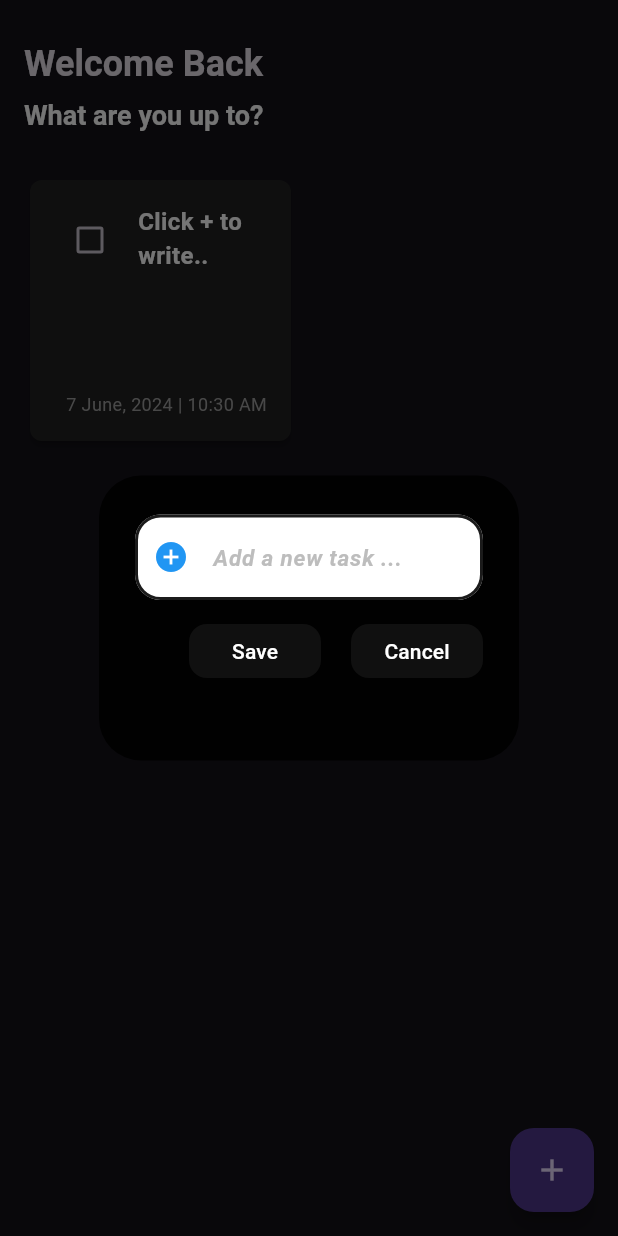
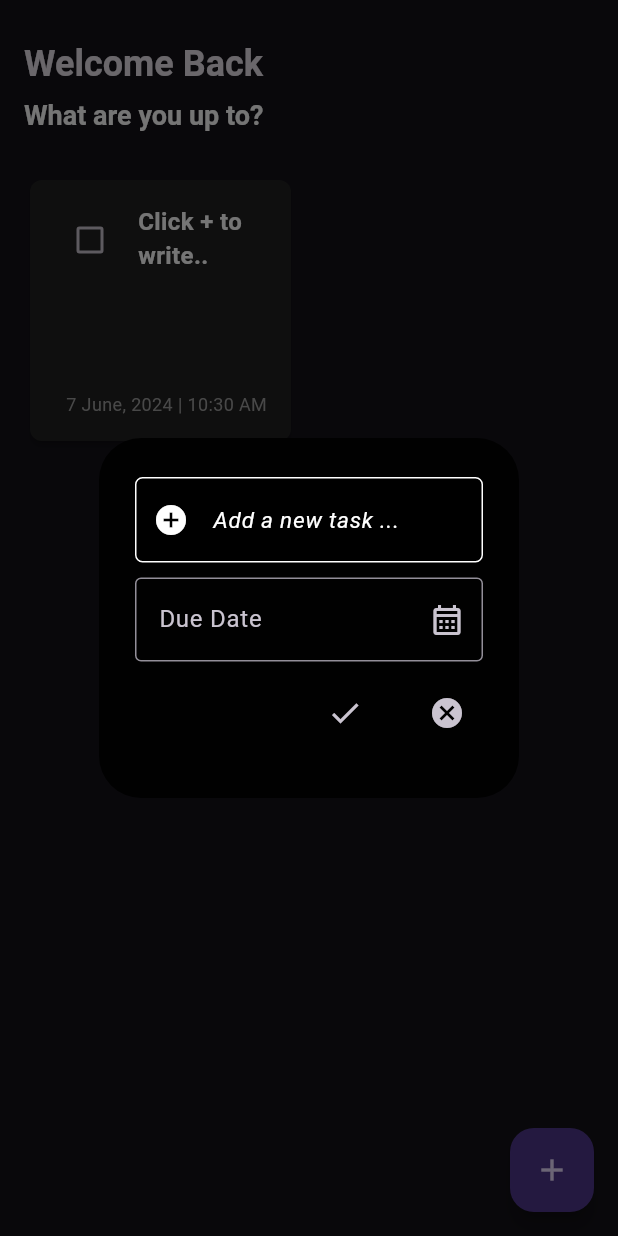
Before and after one commit to zephyR00S/taskzapp, a Flutter app: the screen it shows after launch, after a tap on the "add" icon, on a phone screen of 412 x 824 dp. Run offline on Flutter 3.47's test engine with Material 3 defaults, Android fonts, the phone set to English and light mode, and no system bars; drawn by our look-alikes of flutter_slidable; our stand-ins replace animated_splash_screen, hive_flutter, lottie; accounts and stored records are empty.

Commit message:
Added calender and due date functionality

```diff
--- a/lib/data/database.dart
+++ b/lib/data/database.dart
@@ -9,7 +9,7 @@ class ToDoDataBase {
   // run this method if this is the 1st time ever opening this app
   void createInitialData() {
     toDoList = [
-      ["Click + to write..", false, DateTime.now()],
+      ["Click + to write..", false, DateTime.now(), null],
     ];
   }
 
--- a/lib/home_page.dart
+++ b/lib/home_page.dart
@@ -40,9 +40,9 @@ class _HomePageState extends State<HomePage> {
   }
 
   // save new task
-  void saveNewTask() {
+  void saveNewTask(DateTime? dueDate) {
     setState(() {
-      db.toDoList.add([_controller.text, false, DateTime.now()]);
+      db.toDoList.add([_controller.text, false, DateTime.now(), dueDate]);
       _controller.clear();
     });
     Navigator.of(context).pop();
@@ -113,6 +113,7 @@ class _HomePageState extends State<HomePage> {
             taskName: db.toDoList[index][0],
             taskCompleted: db.toDoList[index][1],
             createdAt: db.toDoList[index][2],
+            dueDate: db.toDoList[index][3],
             onChanged: (value) => checkBoxChanged(value, index),
             deleteFunction: (context) => deleteTask(index),
           );
--- a/lib/util/dialog_box.dart
+++ b/lib/util/dialog_box.dart
@@ -2,43 +2,50 @@ import 'package:flutter/material.dart';
 
 import 'my_button.dart';
 
-class DialogBox extends StatelessWidget {
-  final dynamic controller;
-  final VoidCallback onSave;
+class DialogBox extends StatefulWidget {
+  final TextEditingController controller;
+  final Function(DateTime?) onSave;
   final VoidCallback onCancel;
 
   const DialogBox({
-    super.key,
+    Key? key,
     required this.controller,
     required this.onSave,
     required this.onCancel,
-  });
+  }) : super(key: key);
+
+  @override
+  State<DialogBox> createState() => _DialogBoxState();
+}
+
+class _DialogBoxState extends State<DialogBox> {
+  DateTime? _selectedDate;
 
   @override
   Widget build(BuildContext context) {
     return AlertDialog(
       backgroundColor: const Color.fromARGB(230, 0, 0, 0),
       content: SizedBox(
-        height: 150,
+        height: 200,
         child: Column(
           mainAxisAlignment: MainAxisAlignment.start,
           children: [
-            // get user input
+            // Get user input
             Container(
               margin: const EdgeInsets.only(top: 10),
               child: TextField(
-                controller: controller,
+                controller: widget.controller,
                 decoration: InputDecoration(
                   filled: true,
-                  fillColor: Colors.white,
+                  fillColor: const Color.fromARGB(255, 0, 0, 0),
                   hintText: "Add a new task ...",
-                  hintStyle: TextStyle(
-                    color: Colors.grey[400],
+                  hintStyle: const TextStyle(
+                    color: Color.fromARGB(255, 255, 255, 255),
                     fontStyle: FontStyle.italic,
                     fontSize: 15,
                   ),
                   border: OutlineInputBorder(
-                    borderRadius: BorderRadius.circular(17),
+                    borderRadius: BorderRadius.circular(5),
                     borderSide: BorderSide.none,
                   ),
                   contentPadding: const EdgeInsets.symmetric(
@@ -46,47 +53,77 @@ class DialogBox extends StatelessWidget {
                     horizontal: 20,
                   ),
                   enabledBorder: OutlineInputBorder(
-                    borderRadius: BorderRadius.circular(17),
+                    borderRadius: BorderRadius.circular(5),
                     borderSide: const BorderSide(
-                      color: Color.fromARGB(255, 27, 27, 27),
-                      width: 2,
+                      color: Color.fromARGB(255, 255, 255, 255),
+                      width: 1,
                     ),
                   ),
                   focusedBorder: OutlineInputBorder(
                     borderRadius: BorderRadius.circular(17),
                     borderSide: const BorderSide(
-                      color: Color.fromARGB(255, 81, 81, 81),
-                      width: 3,
+                      color: Color.fromARGB(255, 255, 255, 255),
+                      width: 1,
                     ),
                   ),
                   prefixIcon: const Icon(
                     Icons.add_circle,
-                    color: Colors.blue,
+                    color: Color.fromARGB(255, 255, 255, 255),
                   ),
                 ),
                 style: const TextStyle(
                   fontSize: 18,
-                  fontWeight: FontWeight.bold,
-                  color: Colors.black,
+                  color: Color.fromARGB(255, 255, 255, 255),
                 ),
-                cursorColor: Colors.blue,
+                cursorColor: const Color.fromARGB(255, 255, 255, 255),
               ),
             ),
 
-            // buttons -> save + cancel
+            const SizedBox(height: 10),
+            // Date field and Select Date button
+            Row(
+              children: [
+                Expanded(
+                  child: TextField(
+                    readOnly: true,
+                    decoration: InputDecoration(
+                      labelText: 'Due Date',
+                      border: const OutlineInputBorder(),
+                      suffixIcon: IconButton(
+                        icon: const Icon(Icons.calendar_month_outlined),
+                        onPressed: () {
+                          _showDatePicker(context);
+                        },
+                      ),
+                    ),
+                    controller: TextEditingController(
+                      text: _selectedDate != null
+                          ? '${_selectedDate!.day}/${_selectedDate!.month}/${_selectedDate!.year}'
+                          : '',
+                    ),
+                  ),
+                ),
+              ],
+            ),
+            // Buttons: Save + Cancel
             Padding(
               padding: const EdgeInsets.symmetric(vertical: 10.0),
               child: Row(
                 mainAxisAlignment: MainAxisAlignment.end,
                 children: [
-                  // save button
-
-                  MyButton(text: "Save", onPressed: onSave),
-
+                  // Save button
+                  MyButton(
+                    iconData: Icons.check,
+                    onPressed: () {
+                      setState(() {
+                        widget.onSave(_selectedDate);
+                        _selectedDate = null; // Reset the selected date
+                      });
+                    },
+                  ),
                   const SizedBox(width: 20),
-
-                  // cancel button
-                  MyButton(text: "Cancel", onPressed: onCancel),
+                  // Cancel button
+                  MyButton(iconData: Icons.cancel, onPressed: widget.onCancel),
                 ],
               ),
             ),
@@ -95,4 +132,19 @@ class DialogBox extends StatelessWidget {
       ),
     );
   }
+
+  void _showDatePicker(BuildContext context) {
+    showDatePicker(
+      context: context,
+      initialDate: _selectedDate ?? DateTime.now(),
+      firstDate: DateTime.now(),
+      lastDate: DateTime(2100),
+    ).then((pickedDate) {
+      if (pickedDate != null) {
+        setState(() {
+          _selectedDate = pickedDate;
+        });
+      }
+    });
+  }
 }
--- a/lib/util/my_button.dart
+++ b/lib/util/my_button.dart
@@ -1,23 +1,20 @@
 import 'package:flutter/material.dart';
 
 class MyButton extends StatelessWidget {
-  final String text;
   final VoidCallback onPressed;
+  final IconData iconData;
+
   const MyButton({
     super.key,
-    required this.text,
     required this.onPressed,
+    required this.iconData,
   });
 
   @override
   Widget build(BuildContext context) {
-    return MaterialButton(
+    return IconButton(
       onPressed: onPressed,
-      color: const Color.fromARGB(255, 16, 16, 16),
-      shape: RoundedRectangleBorder(
-        borderRadius: BorderRadius.circular(12),
-      ),
-      child: Text(text),
+      icon: Icon(iconData),
     );
   }
 }
--- a/lib/util/todo_tile.dart
+++ b/lib/util/todo_tile.dart
@@ -8,6 +8,7 @@ class ToDoTile extends StatelessWidget {
   final Function(bool?)? onChanged;
   final Function(BuildContext)? deleteFunction;
   final DateTime createdAt;
+  final DateTime? dueDate; // Added dueDate parameter
 
   const ToDoTile({
     Key? key,
@@ -16,11 +17,25 @@ class ToDoTile extends StatelessWidget {
     required this.onChanged,
     required this.deleteFunction,
     required this.createdAt,
+    required this.dueDate, // Added dueDate to the constructor
   }) : super(key: key);
 
   @override
   Widget build(BuildContext context) {
-    return Card(
+    return Slidable(
+      endActionPane: ActionPane(
+        motion: const DrawerMotion(),
+        children: [
+          SlidableAction(
+            onPressed: (context) => deleteFunction?.call(context),
+            backgroundColor: Colors.red,
+            foregroundColor: Colors.white,
+            icon: Icons.delete,
+            label: 'Delete',
+          ),
+        ],
+      ),
+      child: Card(
         shape: RoundedRectangleBorder(
           borderRadius: BorderRadius.circular(8.0),
         ),
@@ -59,15 +74,29 @@ class ToDoTile extends StatelessWidget {
                   child: Container()), // Pushes the date and time to the bottom
               Align(
                 alignment: Alignment.bottomRight,
-              child: Text(
+                child: Column(
+                  crossAxisAlignment: CrossAxisAlignment.end,
+                  children: [
+                    Text(
                       '${DateFormat('d MMMM, yyyy').format(createdAt)} | ${DateFormat('h:mm a').format(createdAt)}',
                       style: const TextStyle(
                         color: Colors.grey,
                         fontSize: 12,
                       ),
                     ),
+                    if (dueDate != null)
+                      Text(
+                        'Due: ${DateFormat('d MMMM, yyyy').format(dueDate!)}',
+                        style: const TextStyle(
+                          color: Colors.redAccent,
+                          fontSize: 12,
+                        ),
                       ),
                   ],
+                ),
+              ),
+            ],
+          ),
         ),
       ),
     );
--- a/pubspec.yaml
+++ b/pubspec.yaml
@@ -39,7 +39,8 @@ dependencies:
   flutter_slidable: ^3.1.0
   animated_splash_screen: ^1.3.0
   lottie: ^3.1.2
-  intl: ^0.17.0
+  intl: ^0.19.0
+
 
 dev_dependencies:
   flutter_test:
```
Also changed, not shown: pubspec.lock. Lines whose indentation alone changed are shown as unchanged.
